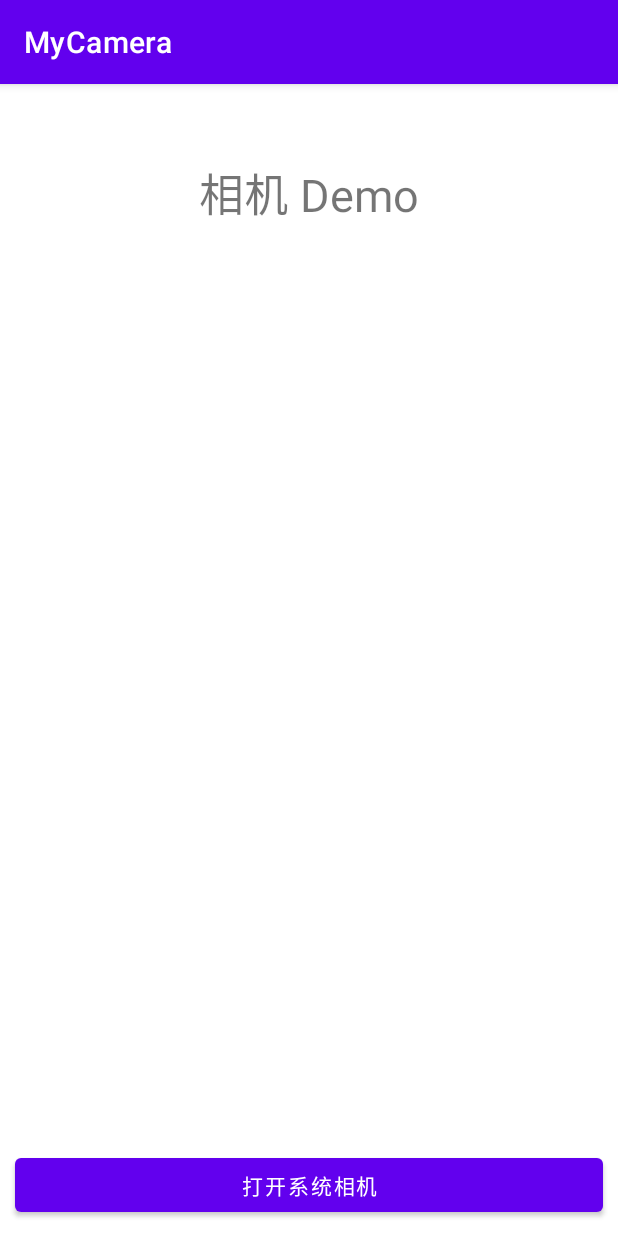
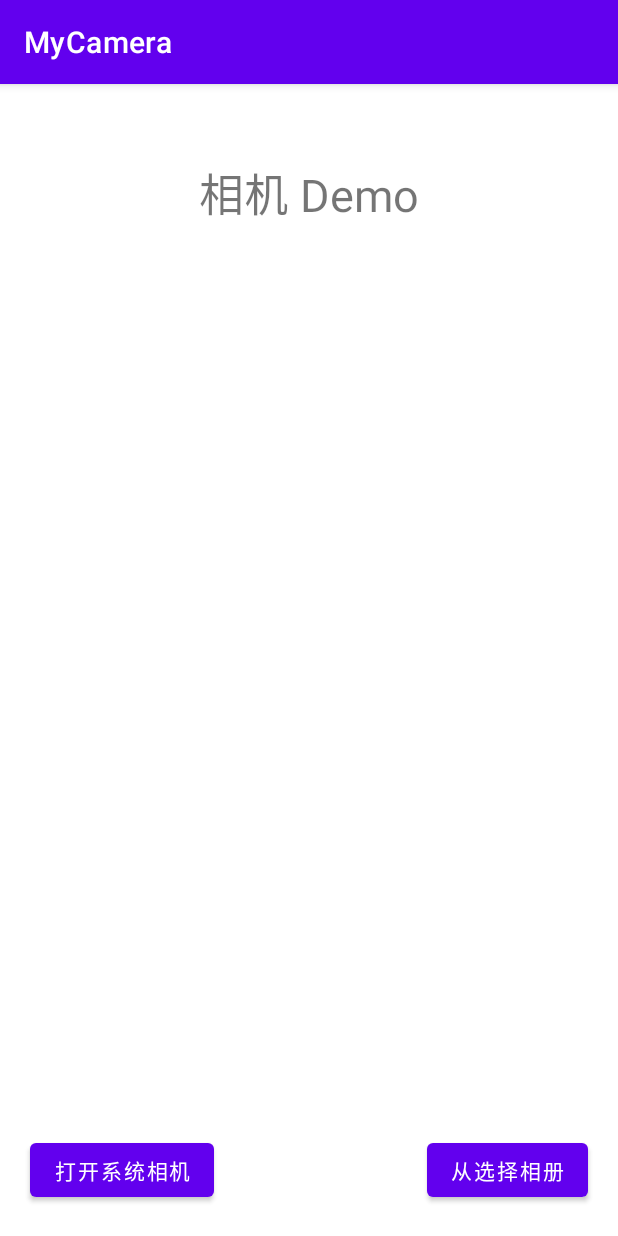
Before and after one commit to JiaWPeng/Android, an Android app: the screen it shows after launch (MainActivity), on a phone screen of 412 x 824 dp. Run offline under Robolectric (Android 15) with nearby library versions, the phone set to English and light mode, and no system bars; 1 statement that could not run was skipped.

Commit message:
添加相册选择

```diff
--- a/MyCamera/app/src/main/java/com/jwpeng/mycamera/Uilts/ImageUilts.java
+++ b/MyCamera/app/src/main/java/com/jwpeng/mycamera/Uilts/ImageUilts.java
@@ -28,10 +28,11 @@ public class ImageUilts {
                     Log.d(TAG, "ImageUilts: "+files[i]+"已删除");
                 }
             }
-            path.mkdir();
+            path.mkdirs();
             Log.d(TAG, "ImageUilts: 删除成功");
         }
         this.FolderPath = filePath;
+        Log.d(TAG, "ImageUilts: "+FolderPath);
     }
 
     // 根据文件路径获取byte流
--- a/MyCamera/app/src/main/res/layout/activity_main.xml
+++ b/MyCamera/app/src/main/res/layout/activity_main.xml
@@ -24,17 +24,35 @@
         android:layout_marginTop="50dp"
         app:layout_constraintTop_toBottomOf="@+id/title" />
 
-    <Button
-        android:id="@+id/but"
+    <RelativeLayout
+
         android:layout_width="match_parent"
         android:layout_height="wrap_content"
-        android:text="打开系统相机"
-        android:layout_marginStart="10dp"
-        android:layout_marginEnd="10dp"
-        android:layout_marginBottom="10dp"
         app:layout_constraintBottom_toBottomOf="parent"
         app:layout_constraintEnd_toEndOf="parent"
-        app:layout_constraintStart_toStartOf="parent"
-         />
+        app:layout_constraintStart_toStartOf="parent">
+
+        <Button
+            android:id="@+id/but"
+            android:layout_width="wrap_content"
+            android:layout_height="wrap_content"
+
+            android:layout_alignParentStart="true"
+            android:text="打开系统相机"
+            android:layout_marginStart="20dp"
+            android:layout_marginBottom="20dp"
+
+            />
+
+        <Button
+            android:id="@+id/xc_but"
+            android:layout_width="wrap_content"
+            android:layout_height="wrap_content"
+            android:layout_alignParentEnd="true"
+            android:text="从选择相册"
+            android:layout_marginEnd="20dp"
+            />
+
+    </RelativeLayout>
 
 </androidx.constraintlayout.widget.ConstraintLayout>
```
Also changed, not shown: MyCamera/app/src/main/java/com/jwpeng/mycamera/MainActivity.java (+88 -26 lines), 1 other file.
